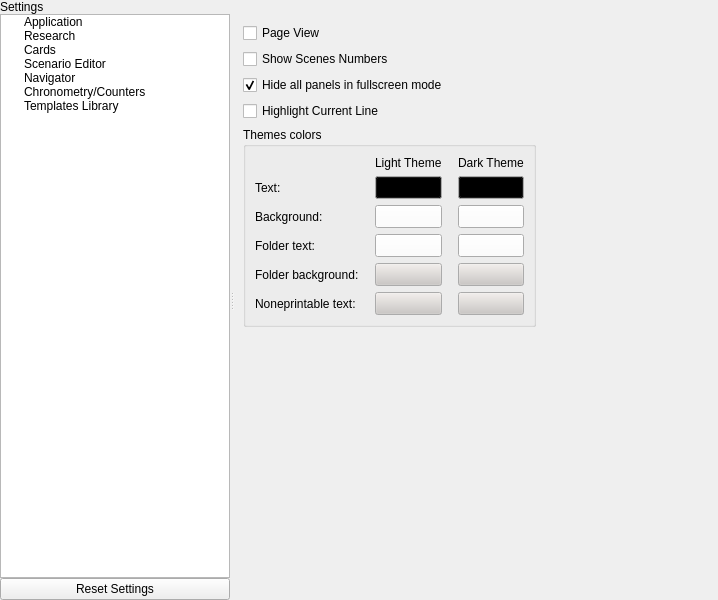
Before: the Qt Designer form src/bin/scenarist-desktop/UserInterfaceLayer/Settings/SettingsView.ui in dimkanovikov/KITScenarist, drawn with Qt 5.
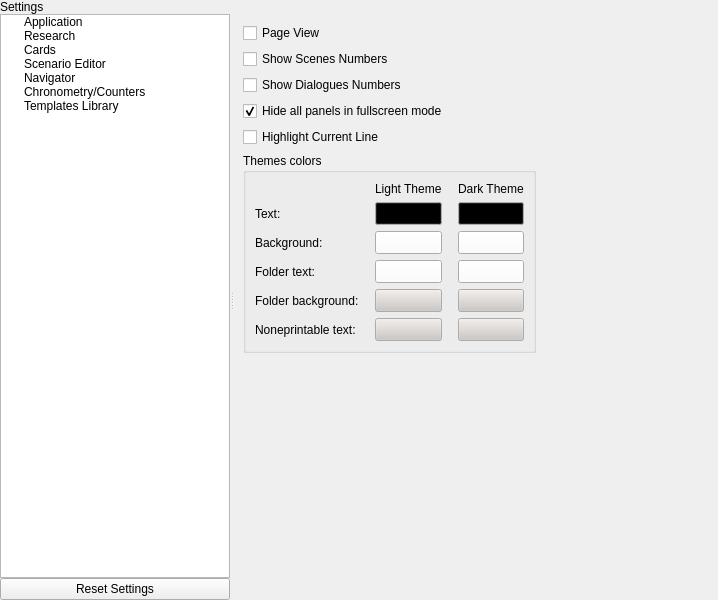
After: the same form once the commit is applied. The open tabs and pages were chosen to show the change. Icons and pictures are not drawn. Custom widgets are drawn as their Qt base class.

Commit message: Implemented dialogues numbering in text editor #489

```diff
--- a/src/bin/scenarist-desktop/UserInterfaceLayer/Settings/SettingsView.ui
+++ b/src/bin/scenarist-desktop/UserInterfaceLayer/Settings/SettingsView.ui
@@ -901,14 +901,14 @@
                     </property>
                    </widget>
                   </item>
-                  <item row="3" column="0">
+                  <item row="4" column="0">
                    <widget class="QCheckBox" name="highlightCurrentLine">
                     <property name="text">
                      <string>Highlight Current Line</string>
                     </property>
                    </widget>
                   </item>
-                  <item row="4" column="0">
+                  <item row="5" column="0">
                    <widget class="QGroupBox" name="groupBox">
                     <property name="title">
                      <string>Themes colors</string>
@@ -1469,7 +1469,7 @@
                     </layout>
                    </widget>
                   </item>
-                  <item row="5" column="0">
+                  <item row="6" column="0">
                    <spacer name="verticalSpacer">
                     <property name="orientation">
                      <enum>Qt::Vertical</enum>
@@ -1482,7 +1482,7 @@
                     </property>
                    </spacer>
                   </item>
-                  <item row="0" column="1" rowspan="5">
+                  <item row="0" column="1" rowspan="6">
                    <spacer name="horizontalSpacer_9">
                     <property name="orientation">
                      <enum>Qt::Horizontal</enum>
@@ -1495,7 +1495,7 @@
                     </property>
                    </spacer>
                   </item>
-                  <item row="2" column="0">
+                  <item row="3" column="0">
                    <widget class="QCheckBox" name="scriptHidePanelsInFullscreen">
                     <property name="text">
                      <string>Hide all panels in fullscreen mode</string>
@@ -1505,6 +1505,13 @@
                     </property>
                    </widget>
                   </item>
+                  <item row="2" column="0">
+                   <widget class="QCheckBox" name="showDialoguesNumbersInEditor">
+                    <property name="text">
+                     <string>Show Dialogues Numbers</string>
+                    </property>
+                   </widget>
+                  </item>
                  </layout>
                 </widget>
                </item>
```
Left out of the diff: 2 changed lines with no effect on the pictures. The commit also changes 8 other files.
